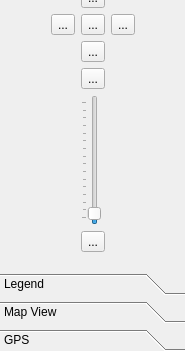
This is src/lib/MarbleControlBox.ui in KDE/marble as Qt 5 draws it before an edit; both pictures show x 0 to 185 and y 213 to 564 of the 185 by 564 pixel window. The edited form follows.
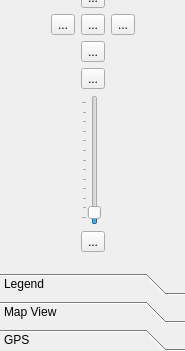
This is the edited form. Icons and pictures are not drawn. Custom widgets are drawn as their Qt base class.

Patch:
```diff
--- a/src/lib/MarbleControlBox.ui
+++ b/src/lib/MarbleControlBox.ui
@@ -334,7 +334,7 @@
               <number>1000</number>
              </property>
              <property name="maximum" >
-              <number>2500</number>
+              <number>2200</number>
              </property>
              <property name="value" >
               <number>1050</number>
```
